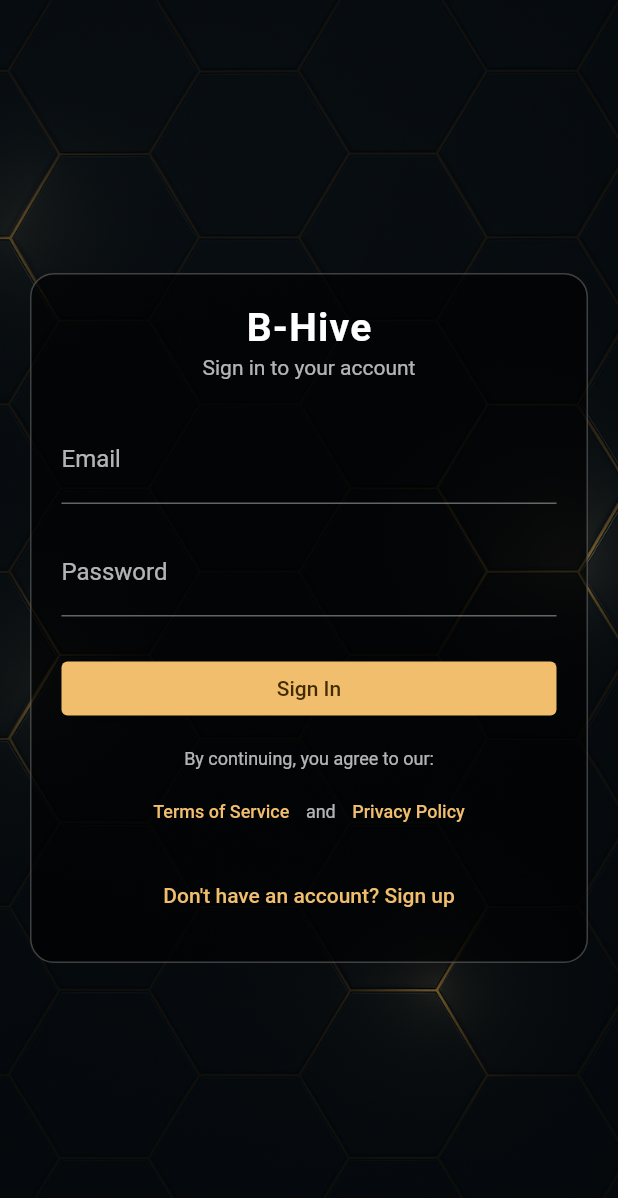
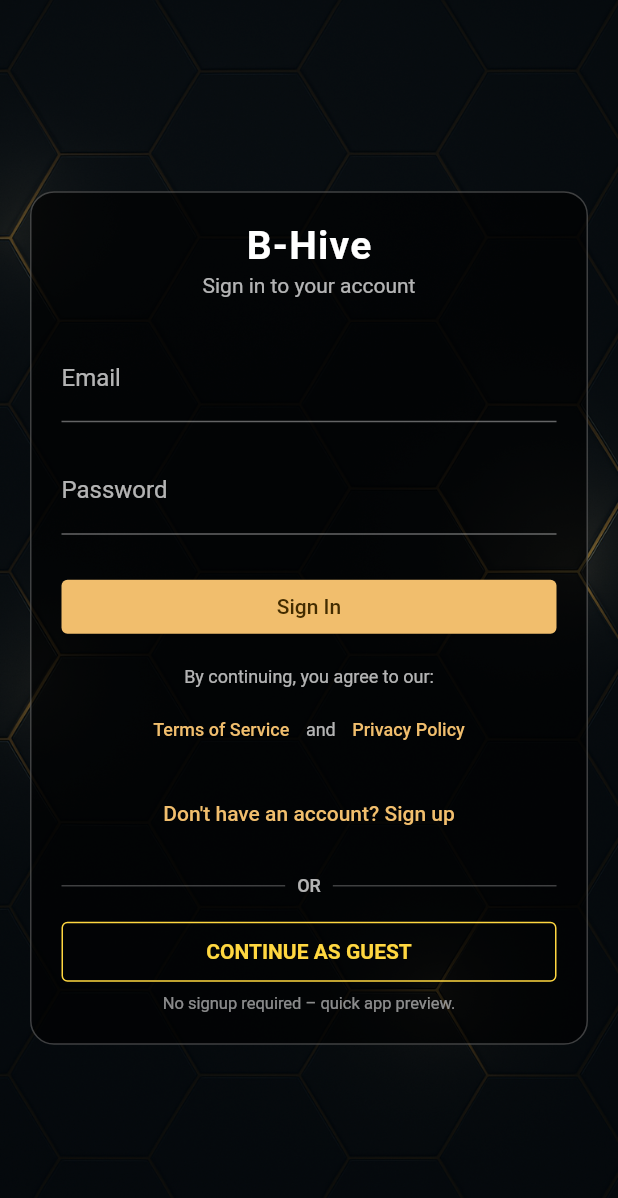
Before and after one commit to 41072650/B-HIVE, a Flutter app: the screen it shows after launch, on a phone screen of 412 x 824 dp. Shown: the top 1198 px of the screen. Run offline on Flutter 3.47's test engine with Material 3 defaults, Android fonts, the phone set to English and light mode, and no system bars; our stand-ins replace font_awesome_flutter, geolocator, image_picker, share_plus, supabase_flutter; accounts and stored records are empty.

Commit message:
guest mode paystack

```diff
--- a/lib/auth_gate.dart
+++ b/lib/auth_gate.dart
@@ -1,29 +1,42 @@
 // lib/auth_gate.dart
 import 'package:flutter/material.dart';
-import 'package:supabase_flutter/supabase_flutter.dart'; // <-- brings in AuthState
+import 'package:supabase_flutter/supabase_flutter.dart';
+
 import 'supabase_client.dart';
+import 'screens/auth_screen.dart';
+import 'screens/landing_screen.dart';
 
-
-import 'screens/auth_screen.dart';
-import 'screens/landing_screen.dart'; // add at top
-
-
-
-
-class AuthGate extends StatelessWidget {
+class AuthGate extends StatefulWidget {
   const AuthGate({super.key});
 
   @override
+  State<AuthGate> createState() => _AuthGateState();
+}
+
+class _AuthGateState extends State<AuthGate> {
+  bool _guestMode = false;
+
+  @override
   Widget build(BuildContext context) {
+    // If user chose guest mode, bypass auth and show LandingScreen in guest mode
+    if (_guestMode) {
+      return const LandingScreen(isGuest: true);
+    }
+
     return StreamBuilder<AuthState>(
       stream: supabase.auth.onAuthStateChange,
       builder: (context, snapshot) {
-        // current session (from stream, or existing if stream not emitted yet)
         final session = snapshot.data?.session ?? supabase.auth.currentSession;
 
         if (session == null) {
-          // Not logged in -> show auth screen
-          return const AuthScreen();
+          // Not logged in -> show auth screen, with guest callback
+          return AuthScreen(
+            onContinueAsGuest: () {
+              setState(() {
+                _guestMode = true;
+              });
+            },
+          );
         }
 
         // Logged in -> show main app
--- a/lib/screens/auth_screen.dart
+++ b/lib/screens/auth_screen.dart
@@ -8,7 +8,9 @@ import 'privacy_policy_screen.dart';
 import 'terms_of_service_screen.dart';
 
 class AuthScreen extends StatefulWidget {
-  const AuthScreen({super.key});
+  final VoidCallback? onContinueAsGuest; // 👈 callback for guest mode
+
+  const AuthScreen({super.key, this.onContinueAsGuest});
 
   @override
   State<AuthScreen> createState() => _AuthScreenState();
@@ -172,8 +174,7 @@ class _AuthScreenState extends State<AuthScreen> {
                               ),
                             ),
                             validator: (value) {
-                              if (value == null ||
-                                  value.trim().isEmpty) {
+                              if (value == null || value.trim().isEmpty) {
                                 return 'Please enter your email';
                               }
                               if (!value.contains('@')) {
@@ -200,8 +201,7 @@ class _AuthScreenState extends State<AuthScreen> {
                               ),
                             ),
                             validator: (value) {
-                              if (value == null ||
-                                  value.trim().isEmpty) {
+                              if (value == null || value.trim().isEmpty) {
                                 return 'Please enter your password';
                               }
                               if (value.trim().length < 6) {
@@ -215,8 +215,7 @@ class _AuthScreenState extends State<AuthScreen> {
                             TextFormField(
                               controller: _confirmPasswordController,
                               obscureText: true,
-                              style:
-                                  const TextStyle(color: Colors.white),
+                              style: const TextStyle(color: Colors.white),
                               decoration: const InputDecoration(
                                 labelText: 'Confirm Password',
                                 labelStyle:
@@ -263,7 +262,6 @@ class _AuthScreenState extends State<AuthScreen> {
 
                     const SizedBox(height: 16),
 
-                    // 🔐 Legal text + links
                     const Text(
                       'By continuing, you agree to our:',
                       style: TextStyle(
@@ -314,6 +312,66 @@ class _AuthScreenState extends State<AuthScreen> {
                             : "Already have an account? Sign in",
                       ),
                     ),
+
+                    // 🔽 BIG, VISIBLE GUEST SECTION
+                    const SizedBox(height: 16),
+                    Row(
+                      children: const [
+                        Expanded(
+                          child: Divider(
+                            color: Colors.white24,
+                            thickness: 1,
+                          ),
+                        ),
+                        Padding(
+                          padding: EdgeInsets.symmetric(horizontal: 8.0),
+                          child: Text(
+                            'OR',
+                            style: TextStyle(
+                              color: Colors.white70,
+                              fontSize: 12,
+                              fontWeight: FontWeight.w500,
+                            ),
+                          ),
+                        ),
+                        Expanded(
+                          child: Divider(
+                            color: Colors.white24,
+                            thickness: 1,
+                          ),
+                        ),
+                      ],
+                    ),
+                    const SizedBox(height: 12),
+                    SizedBox(
+                      width: double.infinity,
+                      child: OutlinedButton(
+                        style: OutlinedButton.styleFrom(
+                          side: const BorderSide(color: Colors.amberAccent),
+                          foregroundColor: Colors.amberAccent,
+                          padding:
+                              const EdgeInsets.symmetric(vertical: 12),
+                          textStyle: const TextStyle(
+                            fontSize: 14,
+                            fontWeight: FontWeight.bold,
+                          ),
+                        ),
+                        onPressed: () {
+                          // null-safe call of callback
+                          widget.onContinueAsGuest?.call();
+                        },
+                        child: const Text('CONTINUE AS GUEST'),
+                      ),
+                    ),
+                    const SizedBox(height: 4),
+                    const Text(
+                      'No signup required – quick app preview.',
+                      style: TextStyle(
+                        color: Colors.white54,
+                        fontSize: 11,
+                      ),
+                      textAlign: TextAlign.center,
+                    ),
                   ],
                 ),
               ),
```
Also changed, not shown: lib/screens/landing_screen.dart (+63 -13 lines).
